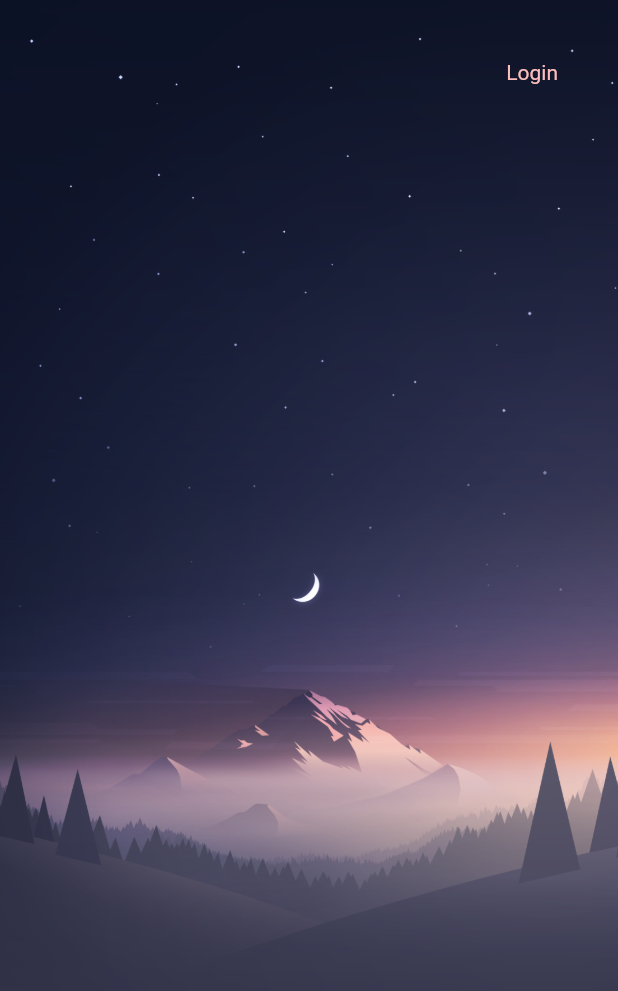
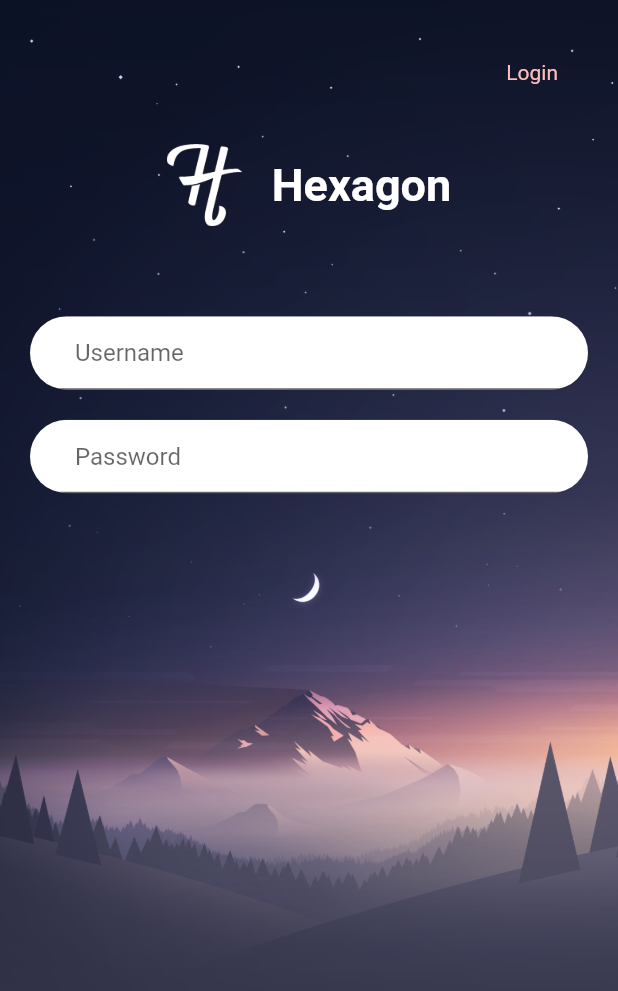
Before and after one commit to saini21199/login_app, a Flutter app: the screen it shows after launch, on a phone screen of 412 x 824 dp. Shown: the top 991 px of the screen. Run offline on Flutter 3.47's test engine with Material 2 defaults, Android fonts, the phone set to English and light mode, and no system bars.

Commit message:
Text Fields and header completed

```diff
--- a/lib/screens/home_screen.dart
+++ b/lib/screens/home_screen.dart
@@ -11,6 +11,69 @@ class HomeScreen extends StatelessWidget {
     );
   }
 
+  Widget buildHeader() {
+    return Row(
+      mainAxisAlignment: MainAxisAlignment.center,
+      children: <Widget>[
+        Image.asset('assets/logo.png', width: 50.0,),
+        SizedBox(width: 20.0),
+        Text('Hexagon', style: TextStyle(
+          color: Colors.white,
+          fontSize: 30.0,
+          fontWeight: FontWeight.bold
+        ))
+      ],
+    );
+  }
+
+  Widget buildTextFields() {
+    return Padding(
+      padding: const EdgeInsets.symmetric(vertical: 50.0),
+      child: Column(
+        mainAxisSize: MainAxisSize.min,
+        children: <Widget>[
+          SizedBox(height: 10.0),
+          ClipRRect(
+            borderRadius: BorderRadius.circular(40.0),
+            child: TextFormField(
+              decoration: InputDecoration(
+                hintText: 'Username',
+                contentPadding: EdgeInsets.symmetric(horizontal: 30.0, vertical: 15.0),
+                filled: true,
+                fillColor: Colors.white
+              ),
+            ),
+          ),
+          SizedBox(height: 20.0,),
+          ClipRRect(
+            borderRadius: BorderRadius.circular(40.0),
+            child: TextFormField(
+              obscureText: true,
+              decoration: InputDecoration(
+                hintText: 'Password',
+                contentPadding: EdgeInsets.symmetric(horizontal: 30.0, vertical: 15.0),
+                filled: true,
+                fillColor: Colors.white
+              ),
+            ),
+          )
+        ],
+      ),
+    );
+  }
+
+  Widget buildMainContent() {
+    return Expanded(
+      child: ListView(
+        padding: EdgeInsets.symmetric(horizontal: 20.0),
+        children: <Widget>[
+          buildHeader(),
+          buildTextFields(),
+        ]
+      ),
+    );
+  }
+
   Widget buildBody(BuildContext context) {
     return Container(
       width: MediaQuery.of(context).size.width,
@@ -20,7 +83,8 @@ class HomeScreen extends StatelessWidget {
       ),
       child: Column(
         children: <Widget>[
-          buildCustomAppBar()
+          buildCustomAppBar(),
+          buildMainContent()
         ],
       ),
     );
```
